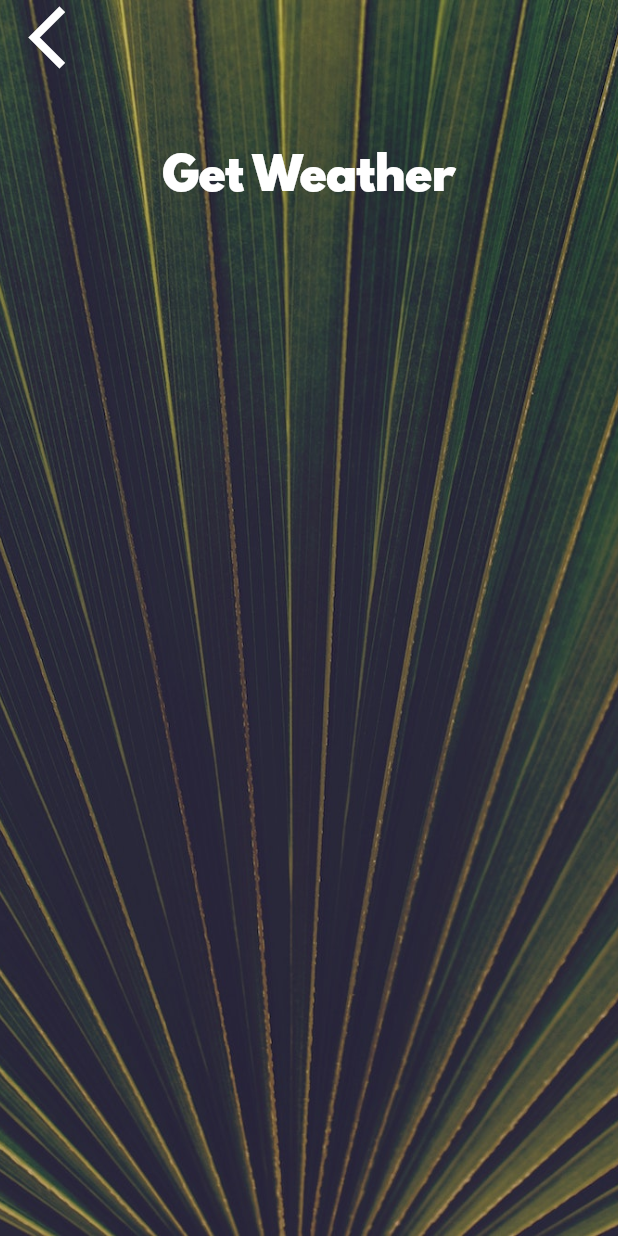
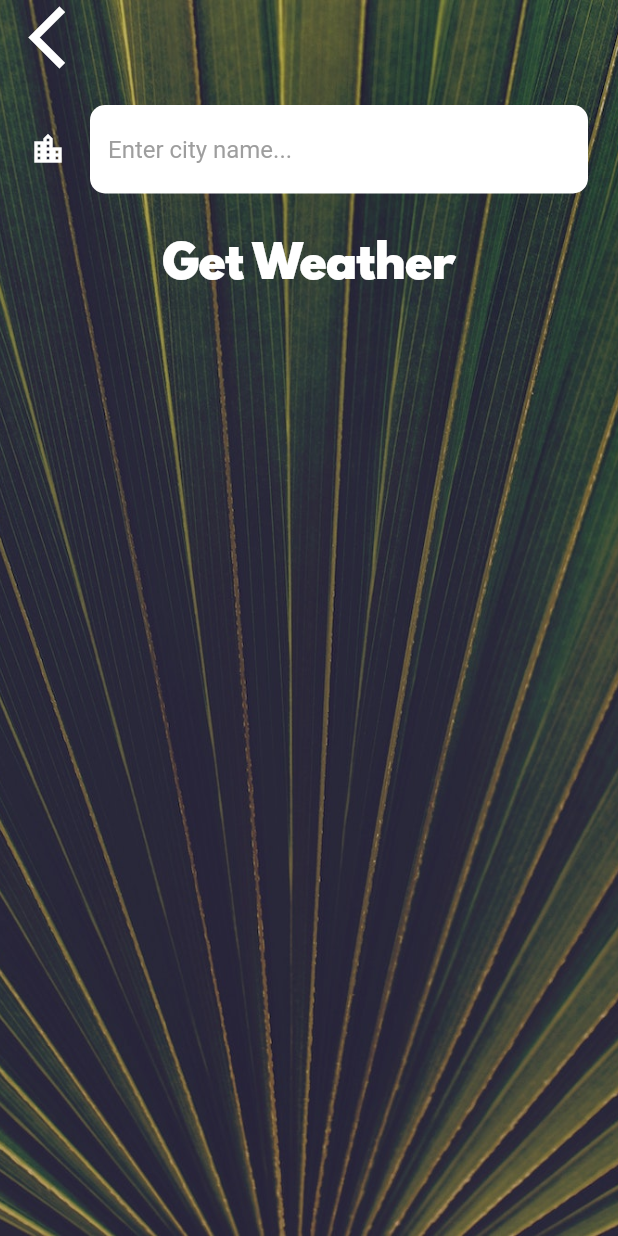
Before and after one commit to rfsfernandes/Flutter-Course, a Flutter app: the CityScreen screen opened directly, on a phone screen of 412 x 824 dp. Run offline on Flutter 3.47's test engine with Material 2 defaults, Android fonts, the phone set to English and light mode, and no system bars; our stand-ins replace flutter_spinkit, geolocator; network calls fail.

Commit message:
Finished project

```diff
--- a/Clima/lib/screens/city_screen.dart
+++ b/Clima/lib/screens/city_screen.dart
@@ -1,5 +1,5 @@
+import 'package:clima/utilities/constants.dart';
 import 'package:flutter/material.dart';
-import 'package:clima/utilities/constants.dart';
 
 class CityScreen extends StatefulWidget {
   @override
@@ -7,6 +7,8 @@
 }
 
 class _CityScreenState extends State<CityScreen> {
+  String cityName;
+
   @override
   Widget build(BuildContext context) {
     return Scaffold(
@@ -24,7 +26,9 @@
               Align(
                 alignment: Alignment.topLeft,
                 child: FlatButton(
-                  onPressed: () {},
+                  onPressed: () {
+                    Navigator.pop(context);
+                  },
                   child: Icon(
                     Icons.arrow_back_ios,
                     size: 50.0,
@@ -33,10 +37,18 @@
               ),
               Container(
                 padding: EdgeInsets.all(20.0),
-                child: null,
+                child: TextField(
+                  onChanged: (value) => cityName = value,
+                  style: TextStyle(
+                    color: Colors.black,
+                  ),
+                  decoration: kInputDecoration,
+                ),
               ),
               FlatButton(
-                onPressed: () {},
+                onPressed: () {
+                  Navigator.pop(context, cityName);
+                },
                 child: Text(
                   'Get Weather',
                   style: kButtonTextStyle,
--- a/Clima/lib/utilities/constants.dart
+++ b/Clima/lib/utilities/constants.dart
@@ -18,3 +18,24 @@
 const kConditionTextStyle = TextStyle(
   fontSize: 100.0,
 );
+
+const APIKEY = "67fb01d3c65070f5a0454467db78bb26";
+
+const openWeatherMapURL = "https://api.openweathermap.org/data/2.5/weather";
+
+const kInputDecoration = InputDecoration(
+  filled: true,
+  fillColor: Colors.white,
+  icon: Icon(
+    Icons.location_city,
+    color: Colors.white,
+  ),
+  hintText: 'Enter city name...',
+  hintStyle: TextStyle(
+    color: Colors.grey,
+  ),
+  border: OutlineInputBorder(
+    borderRadius: BorderRadius.all(Radius.circular(10.0)),
+    borderSide: BorderSide.none,
+  ),
+);
--- a/Clima/pubspec.yaml
+++ b/Clima/pubspec.yaml
@@ -11,8 +11,9 @@
     sdk: flutter
 
   cupertino_icons: ^0.1.2
-
+  http: ^0.13.1
   geolocator: ^7.0.3
+  flutter_spinkit: ^5.0.0
 
 dev_dependencies:
   flutter_test:
```
Also changed, not shown: Clima/lib/screens/loading_screen.dart (+19 -8 lines), Clima/lib/screens/location_screen.dart (+59 -6 lines), Clima/lib/services/networking.dart (+21 -0 lines), Clima/lib/services/weather.dart (+28 -0 lines), Clima/pubspec.lock, 1 other file.
